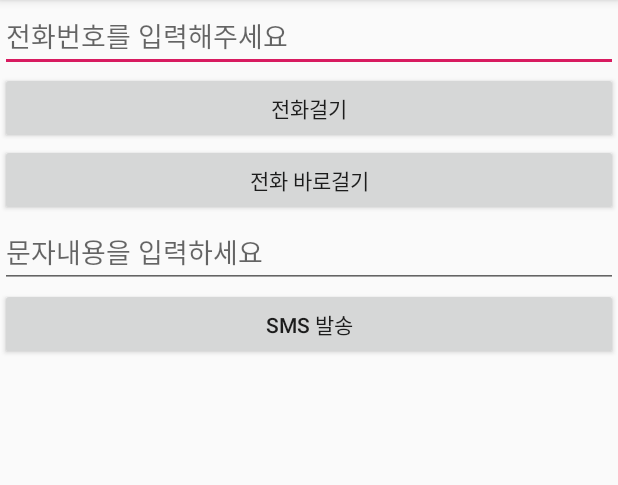
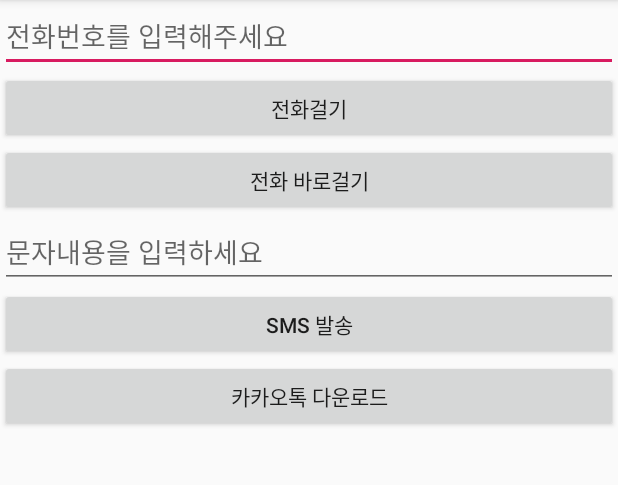
Before and after one commit to luvyoon/GoogleIntent_20181222_01, an Android app: the screen it shows after launch (MainActivity), on a phone screen of 412 x 824 dp, the part 84-569 px from its top. Run offline under Robolectric (Android 15) with nearby library versions, the phone set to English and light mode, and no system bars; 1 statement that could not run was skipped.

Commit message:
플레이스토어 다운로드 링크 걸기

```diff
--- a/app/src/main/java/kr/tjeit/googleintent_20181222_01/MainActivity.java
+++ b/app/src/main/java/kr/tjeit/googleintent_20181222_01/MainActivity.java
@@ -8,6 +8,8 @@ import android.view.View;
 import android.widget.Button;
 import android.widget.EditText;
 
+import java.net.URI;
+
 public class MainActivity extends BaseActivity{
 
 
@@ -16,6 +18,7 @@ public class MainActivity extends BaseActivity{
     Button callBtn;
     Button contentEdt;
     Button smsEdt;
+    Button kakakoMarketLinkBtn;
 
     @Override
     protected void onCreate(Bundle savedInstanceState) {
@@ -31,6 +34,17 @@ public class MainActivity extends BaseActivity{
 
     @Override
     public void setupEvents() {
+
+        kakakoMarketLinkBtn.setOnClickListener(new View.OnClickListener() {
+            @Override
+            public void onClick(View v) {
+                String kakaoLinkUrl = "com.kakao.talk&hl=ko";
+                Uri uri = Uri.parse(String.format("market: //details?id=%s",kakaoLinkUrl));
+                Intent intent = new Intent(Intent.ACTION_VIEW,uri);
+                startActivity(intent);
+
+            }
+        });
 
         smsEdt.setOnClickListener(new View.OnClickListener() {
             @Override
@@ -90,6 +104,7 @@ public class MainActivity extends BaseActivity{
         callBtn =findViewById(R.id.callBtn);
         contentEdt =findViewById(R.id.contentEdt);
         smsEdt = findViewById(R.id.smsBtn);
+        kakakoMarketLinkBtn = findViewById(R.id.kakakoMarketLinkBtn);
 
     }
 }
--- a/app/src/main/res/layout/activity_main.xml
+++ b/app/src/main/res/layout/activity_main.xml
@@ -45,6 +45,13 @@
 
         />
 
+    <Button
+        android:id="@+id/kakakoMarketLinkBtn"
+        android:layout_width="match_parent"
+        android:layout_height="wrap_content"
+        android:text="카카오톡 다운로드"
+        />
+
 
 
 
```
